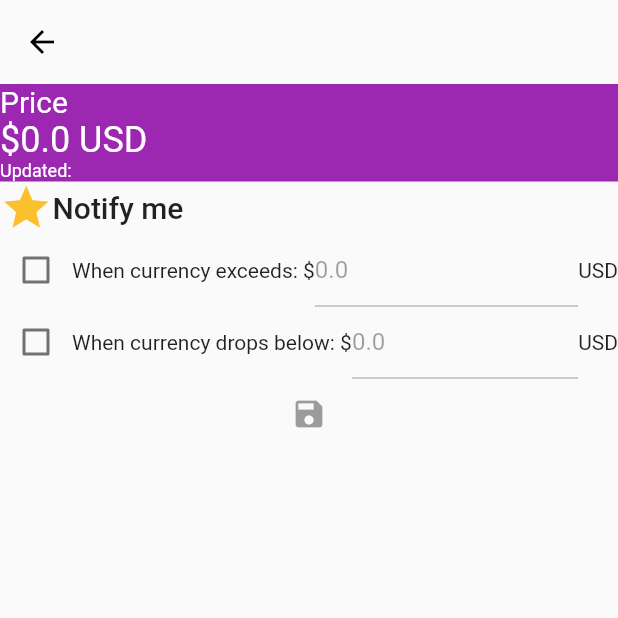
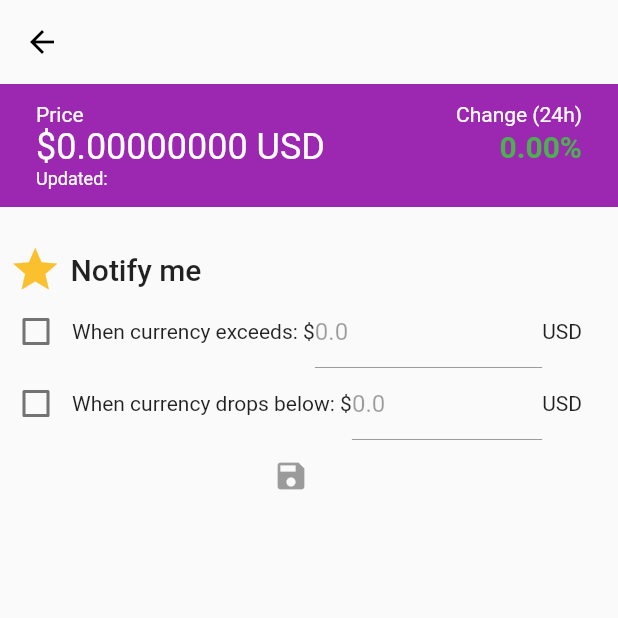
Before and after one commit to gu-tig169/Projektgrupp4, a Flutter app: the CurrencyScreen screen opened directly with empty values, after a tap on the "star" icon, on a phone screen of 412 x 824 dp, the top half of it. Run offline on Flutter 3.47's test engine with Material 2 defaults, Android fonts, the phone set to English and light mode, and no system bars; missing offline and left inert: loading_animations; network calls fail.

Commit message:
Update to currency_screen

```diff
--- a/lib/global_widgets/currency_card.dart
+++ b/lib/global_widgets/currency_card.dart
@@ -1,3 +1,4 @@
+import 'package:Projektgrupp4/global_widgets/percentage_text.dart';
 import 'package:Projektgrupp4/models/currency.dart';
 import 'package:Projektgrupp4/screens/currency_screen/currency_screen.dart';
 import 'package:Projektgrupp4/global_widgets/favorite_check_box.dart';
@@ -14,14 +15,6 @@ class CurrencyCard extends StatefulWidget {
 }
 
 class _CurrencyCardState extends State<CurrencyCard> {
-  Color _precentageColor() {
-    if (widget.currency.percentChange24hUsd < 0) {
-      return Colors.red;
-    } else {
-      return Colors.green;
-    }
-  }
-
   @override
   Widget build(
     BuildContext context,
@@ -48,15 +41,13 @@ class _CurrencyCardState extends State<CurrencyCard> {
             Expanded(
                 flex: 1,
                 child: Container(
-                  alignment: Alignment.centerRight,
-                  child: Text(
-                      '${widget.currency.percentChange24hUsd.toStringAsFixed(2)}%',
-                      style: TextStyle(
-                        fontSize:
-                            Theme.of(context).textTheme.headline6.fontSize,
-                        color: _precentageColor(),
-                      )),
-                )),
+                    alignment: Alignment.centerRight,
+                    child: percentageText(
+                        widget.currency.percentChange24hUsd,
+                        TextStyle(
+                          fontSize:
+                              Theme.of(context).textTheme.headline6.fontSize,
+                        )))),
             Expanded(
               flex: 1,
               child: FavoriteCheckBox(
--- /dev/null
+++ b/lib/global_widgets/percentage_text.dart
@@ -0,0 +1,10 @@
+import 'package:flutter/material.dart';
+
+Widget percentageText(double percentage, TextStyle style) {
+  TextStyle textStyle = TextStyle(
+      color: (percentage < 0) ? Colors.red : Colors.green,
+      fontWeight: style.fontWeight,
+      fontSize: style.fontSize);
+
+  return Text('${percentage.toStringAsFixed(2)}%', style: textStyle);
+}
--- a/lib/screens/currency_screen/currency_screen.dart
+++ b/lib/screens/currency_screen/currency_screen.dart
@@ -1,5 +1,6 @@
 import 'package:Projektgrupp4/global_widgets/custom_app_bar.dart';
 import 'package:Projektgrupp4/global_widgets/favorite_check_box.dart';
+import 'package:Projektgrupp4/global_widgets/percentage_text.dart';
 import 'package:Projektgrupp4/models/currency.dart';
 import 'package:Projektgrupp4/states/currencies.dart';
 import 'package:flutter/material.dart';
@@ -43,20 +44,43 @@ class _CurrencyScreenState extends State<CurrencyScreen> {
         crossAxisAlignment: CrossAxisAlignment.stretch,
         children: [
           Container(
+            padding: EdgeInsets.only(
+                left: 24.0, right: 24.0, top: 12.0, bottom: 12.0),
             decoration: BoxDecoration(color: Theme.of(context).primaryColor),
             child: Column(
               crossAxisAlignment: CrossAxisAlignment.start,
               children: [
+                Row(
+                  mainAxisAlignment: MainAxisAlignment.spaceBetween,
+                  children: [
                     Text('Price',
-                    style: TextStyle(color: Colors.white, fontSize: 20)),
-                Text('\$${widget.currency.priceUsd.toString()} USD',
+                        style: TextStyle(color: Colors.white, fontSize: 14.0)),
+                    Text('Change (24h)',
+                        style: TextStyle(color: Colors.white, fontSize: 14.0))
+                  ],
+                ),
+                Row(
+                  children: [
+                    Text('\$${widget.currency.priceUsd.toStringAsFixed(8)} USD',
                         style: TextStyle(color: Colors.white, fontSize: 24.0)),
+                    Spacer(flex: 1),
+                    percentageText(
+                        widget.currency.percentChange24hUsd,
+                        TextStyle(
+                            fontSize:
+                                Theme.of(context).textTheme.headline6.fontSize,
+                            fontWeight: FontWeight.bold))
+                  ],
+                ),
                 Text('Updated: ${widget.currency.lastUpdated}',
                     style: TextStyle(color: Colors.white, fontSize: 12))
               ],
             ),
           ),
-          Row(
+          Padding(padding: EdgeInsets.only(top: 24.0)),
+          Container(
+            padding: EdgeInsets.only(left: 6),
+            child: Row(
               children: [
                 FavoriteCheckBox(
                     onTap: () {
@@ -72,8 +96,12 @@ class _CurrencyScreenState extends State<CurrencyScreen> {
                     },
                     isSelected: _isFavorite,
                     isSelectable: true),
-              Text('Notify me', style: Theme.of(context).textTheme.headline6)
+                Container(
+                    padding: EdgeInsets.only(left: 6),
+                    child: Text('Notify me',
+                        style: Theme.of(context).textTheme.headline6))
               ],
+            ),
           ),
           if (_isFavorite) notificationOptions()
         ],
@@ -82,7 +110,9 @@ class _CurrencyScreenState extends State<CurrencyScreen> {
   }
 
   Widget notificationOptions() {
-    return Column(
+    return Container(
+      padding: EdgeInsets.only(right: 24),
+      child: Column(
         children: [
           Row(
             children: [
@@ -111,6 +141,7 @@ class _CurrencyScreenState extends State<CurrencyScreen> {
             ],
           ),
           Row(
+            mainAxisAlignment: MainAxisAlignment.spaceBetween,
             children: [
               Checkbox(
                   value: _hasLowerThreshold,
@@ -157,6 +188,7 @@ class _CurrencyScreenState extends State<CurrencyScreen> {
             icon: Icon(Icons.save),
           )
         ],
+      ),
     );
   }
 }
```
Lines whose indentation alone changed are shown as unchanged.
